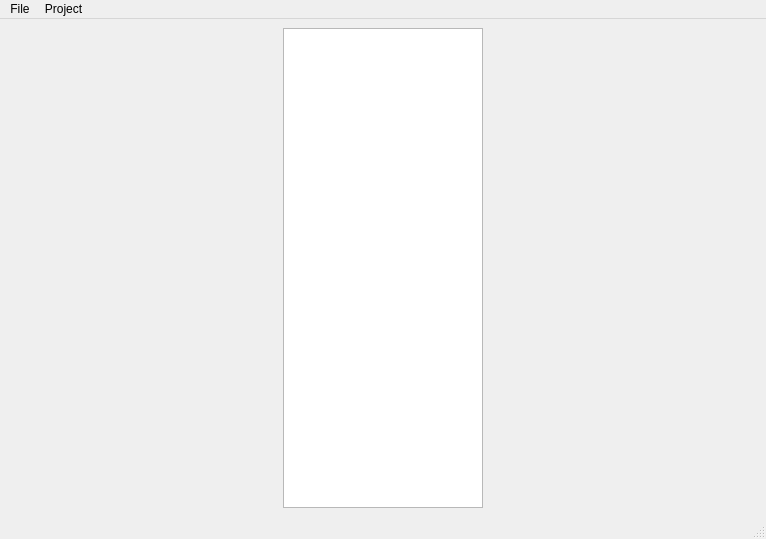
Old version of the form pa.ui in the repository anl-polaris/polaris-analyser.
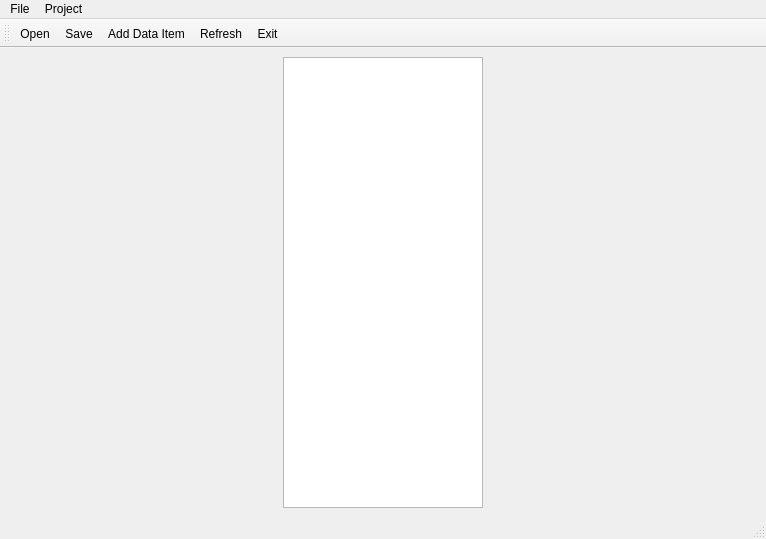
New version of the form. Icons and pictures are not drawn.

```diff
--- a/pa.ui
+++ b/pa.ui
@@ -17,6 +17,12 @@
    <iconset resource="resources.qrc">
     <normaloff>:/plugins/polaris/icons/logo.png</normaloff>:/plugins/polaris/icons/logo.png</iconset>
   </property>
+  <property name="toolButtonStyle">
+   <enum>Qt::ToolButtonIconOnly</enum>
+  </property>
+  <property name="dockNestingEnabled">
+   <bool>false</bool>
+  </property>
   <widget class="QWidget" name="centralwidget">
    <layout class="QVBoxLayout" name="verticalLayout">
     <item>
@@ -96,6 +102,22 @@
    <addaction name="menuProject"/>
   </widget>
   <widget class="QStatusBar" name="statusbar"/>
+  <widget class="QToolBar" name="toolBar">
+   <property name="windowTitle">
+    <string>toolBar</string>
+   </property>
+   <attribute name="toolBarArea">
+    <enum>TopToolBarArea</enum>
+   </attribute>
+   <attribute name="toolBarBreak">
+    <bool>false</bool>
+   </attribute>
+   <addaction name="actionOpen"/>
+   <addaction name="actionSave"/>
+   <addaction name="actionAdd_Data_Item"/>
+   <addaction name="actionRefresh"/>
+   <addaction name="actionExit"/>
+  </widget>
   <action name="actionNew">
    <property name="text">
     <string>New</string>
```
Left out of the diff: 20 changed lines with no effect on the pictures.
